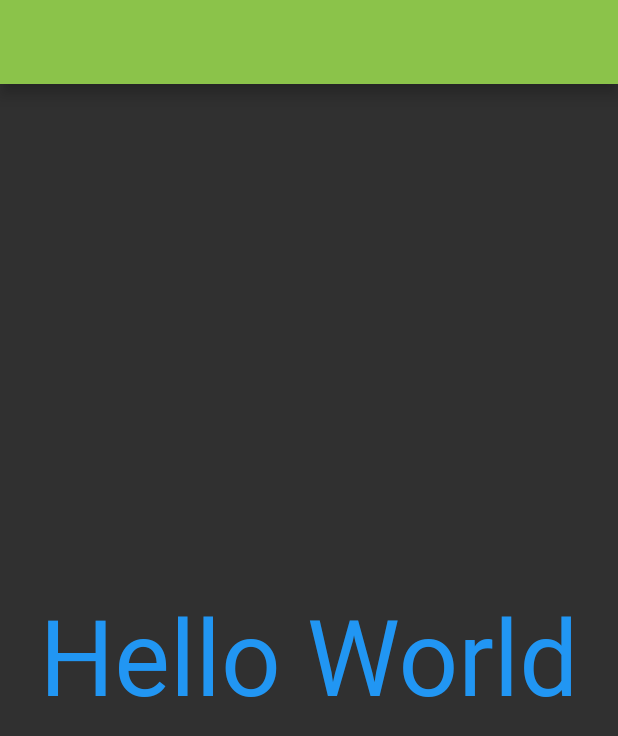
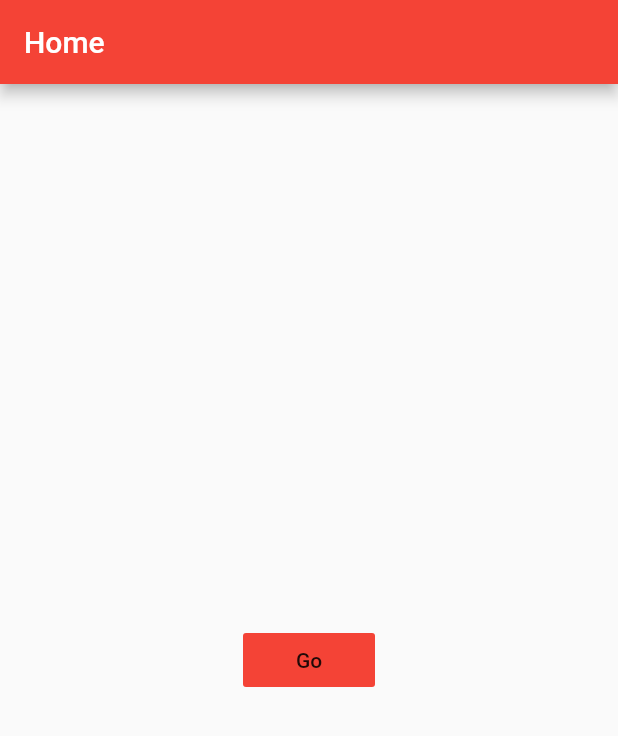
Before and after one commit to Amar-Gill/flutter-quizapp, a Flutter app: the screen it shows after launch, on a phone screen of 412 x 824 dp. Shown: the top 736 px of the screen. Run offline on Flutter 3.47's test engine with Material 2 defaults, Android fonts, the phone set to English and light mode, and no system bars.

```diff
--- a/lib/main.dart
+++ b/lib/main.dart
@@ -8,13 +8,6 @@ class MyApp extends StatelessWidget {
   @override
   Widget build(BuildContext context) {
     return MaterialApp(
-      theme: ThemeData(
-        brightness: Brightness.dark,
-        primaryColor: Colors.lightGreen,
-        textTheme: TextTheme(
-            body1: TextStyle(color: Colors.red, fontSize: 30),
-            headline: TextStyle(color: Colors.blue, fontSize: 70)),
-      ),
       home: HomeScreen(),
     );
   }
@@ -24,11 +17,18 @@ class HomeScreen extends StatelessWidget {
   @override
   Widget build(BuildContext context) {
     return Scaffold(
-      appBar: AppBar(),
+      appBar: AppBar(
+        title: Text('Home'),
+        backgroundColor: Colors.red,
+      ),
       body: Center(
-        child: Text(
-          'Hello World',
-          style: Theme.of(context).textTheme.headline,
+        child: FlatButton(
+          child: Text('Go'),
+          color: Colors.red,
+          onPressed: () {
+            Navigator.push(
+                context, MaterialPageRoute(builder: (context) => HomeScreen()));
+          },
         ),
       ),
     );
```
